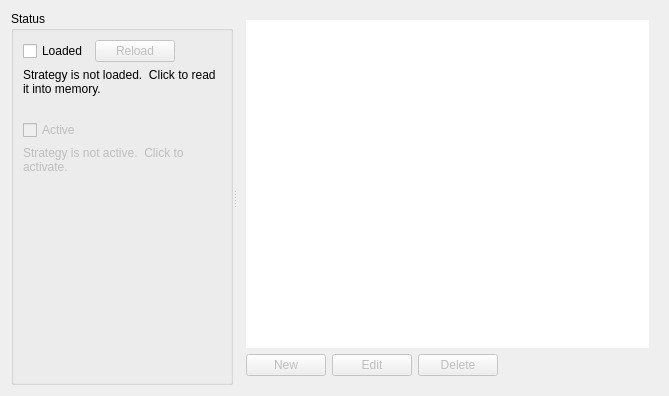
Before: the Qt Designer form profit/workbench/widgets/ui_strategydisplay.ui in hpsilva/profitpy, drawn with Qt 5.
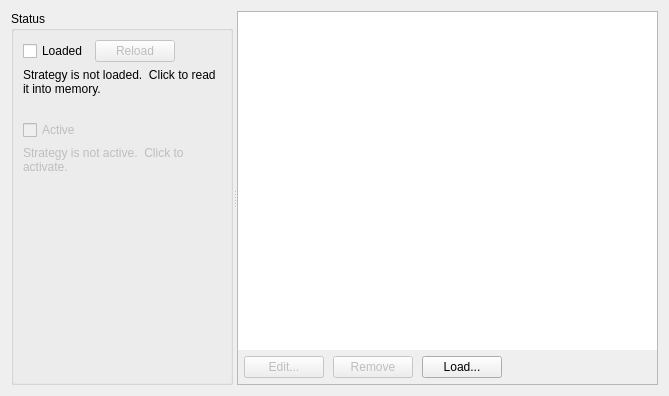
After: the same form once the commit is applied. Icons and pictures are not drawn.

```diff
--- a/profit/workbench/widgets/ui_strategydisplay.ui
+++ b/profit/workbench/widgets/ui_strategydisplay.ui
@@ -91,7 +91,7 @@
            </widget>
           </item>
           <item row="0" column="0" >
-           <widget class="QCheckBox" name="loadButton" >
+           <widget class="QCheckBox" name="loadButtonOther" >
             <property name="text" >
              <string>Loaded</string>
             </property>
@@ -168,6 +168,12 @@
         <verstretch>0</verstretch>
        </sizepolicy>
       </property>
+      <property name="frameShape" >
+       <enum>QFrame::StyledPanel</enum>
+      </property>
+      <property name="frameShadow" >
+       <enum>QFrame::Sunken</enum>
+      </property>
       <property name="title" stdset="0" >
        <string/>
       </property>
@@ -175,6 +181,12 @@
        <bool>false</bool>
       </property>
       <layout class="QVBoxLayout" >
+       <property name="spacing" >
+        <number>0</number>
+       </property>
+       <property name="margin" >
+        <number>0</number>
+       </property>
        <item>
         <widget class="QTableView" name="strategyTable" >
          <property name="frameShape" >
@@ -204,28 +216,35 @@
         </widget>
        </item>
        <item>
+        <widget class="QFrame" name="buttonsGroup" >
+         <property name="sizePolicy" >
+          <sizepolicy vsizetype="Preferred" hsizetype="Preferred" >
+           <horstretch>0</horstretch>
+           <verstretch>0</verstretch>
+          </sizepolicy>
+         </property>
+         <layout class="QVBoxLayout" name="verticalLayout_2" >
+          <property name="spacing" >
+           <number>0</number>
+          </property>
+          <property name="margin" >
+           <number>0</number>
+          </property>
+          <item>
         <layout class="QHBoxLayout" name="horizontalLayout" >
-         <item>
-          <widget class="QPushButton" name="newButton" >
-           <property name="enabled" >
-            <bool>false</bool>
-           </property>
-           <property name="text" >
-            <string>New</string>
-           </property>
-           <property name="icon" >
-            <iconset resource="../../lib/widgets/profit.qrc" >
-             <normaloff>:/images/icons/filenew.png</normaloff>:/images/icons/filenew.png</iconset>
-           </property>
-          </widget>
-         </item>
+            <property name="spacing" >
+             <number>9</number>
+            </property>
+            <property name="margin" >
+             <number>6</number>
+            </property>
          <item>
           <widget class="QPushButton" name="editButton" >
            <property name="enabled" >
             <bool>false</bool>
            </property>
            <property name="text" >
-            <string>Edit</string>
+               <string>Edit...</string>
            </property>
            <property name="icon" >
             <iconset resource="../../lib/widgets/profit.qrc" >
@@ -239,7 +258,7 @@
             <bool>false</bool>
            </property>
            <property name="text" >
-            <string>Delete</string>
+               <string>Remove</string>
            </property>
            <property name="icon" >
             <iconset resource="../../lib/widgets/profit.qrc" >
@@ -247,6 +266,17 @@
            </property>
           </widget>
          </item>
+            <item>
+             <widget class="QPushButton" name="loadButton" >
+              <property name="text" >
+               <string>Load...</string>
+              </property>
+              <property name="icon" >
+               <iconset resource="../../lib/widgets/profit.qrc" >
+                <normaloff>:/images/icons/filenew.png</normaloff>:/images/icons/filenew.png</iconset>
+              </property>
+             </widget>
+            </item>
          <item>
           <spacer name="horizontalSpacer" >
            <property name="orientation" >
@@ -264,7 +294,10 @@
        </item>
       </layout>
      </widget>
-    </widget>
+       </item>
+      </layout>
+     </widget>
+    </widget>
    </item>
   </layout>
  </widget>
```
Left out of the diff: 16 changed lines with no effect on the pictures. Lines whose indentation alone changed are shown as unchanged.
